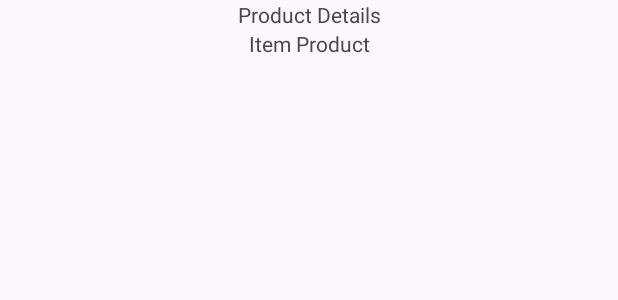
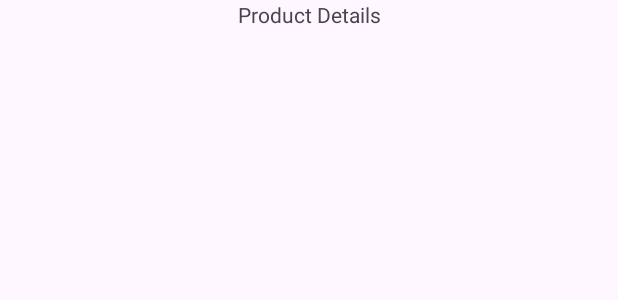
Before and after one commit to ArghyaGit91/AlbertsonsTask, an Android app: the layout fragment_product_details.xml on its own in the app's theme, with its tools: preview values and no code run, on a phone screen of 412 x 824 dp. Shown: the top 300 px of the screen. Run offline under Robolectric (Android 15) with nearby library versions, the phone set to English and light mode, and no system bars.

Commit message:
Initial Commit

```diff
--- a/app/src/main/java/com/example/albertsonstask/presentation/utils/ProductValidations.kt
+++ b/app/src/main/java/com/example/albertsonstask/presentation/utils/ProductValidations.kt
@@ -2,9 +2,5 @@ package com.example.albertsonstask.presentation.utils
 
 import com.example.albertsonstask.presentation.utils.ProductConstants.MIN_TEXT_LENGTH_SEARCH
 
-/**
- * @Author: Sourav PC
- * @Date: 20-09-2023
- */
 
 fun String.validateSearch() = this.length >= MIN_TEXT_LENGTH_SEARCH || this.isEmpty()
--- a/app/src/main/res/layout/item_product.xml
+++ b/app/src/main/res/layout/item_product.xml
@@ -14,24 +14,14 @@
         android:layout_height="wrap_content">
 
         <TextView
-            android:id="@+id/tvTitle"
+            android:id="@+id/tvProduct"
             android:layout_width="0dp"
             android:layout_height="wrap_content"
-            android:gravity="center"
-            android:text="Item Product"
+            android:text="@{product.title}"
+            app:layout_constraintBottom_toBottomOf="parent"
             app:layout_constraintEnd_toEndOf="parent"
             app:layout_constraintStart_toStartOf="parent"
             app:layout_constraintTop_toTopOf="parent" />
 
-        <TextView
-            android:id="@+id/tvProduct"
-            android:layout_width="0dp"
-            android:layout_height="wrap_content"
-            android:text="@{product.toString()}"
-            app:layout_constraintBottom_toBottomOf="parent"
-            app:layout_constraintEnd_toEndOf="parent"
-            app:layout_constraintStart_toStartOf="parent"
-            app:layout_constraintTop_toBottomOf="@id/tvTitle" />
-
     </androidx.constraintlayout.widget.ConstraintLayout>
 </layout>
```
Also changed, not shown: app/src/main/java/com/example/albertsonstask/presentation/adapters/ProductAdapter.kt (+28 -3 lines), app/src/main/java/com/example/albertsonstask/presentation/fragments/ProductHomeFragment.kt (+16 -14 lines), app/src/main/java/com/example/albertsonstask/presentation/viewmodel/ProductsViewModel.kt (+16 -0 lines), app/src/main/res/layout/fragment_product_home.xml (+19 -0 lines).
